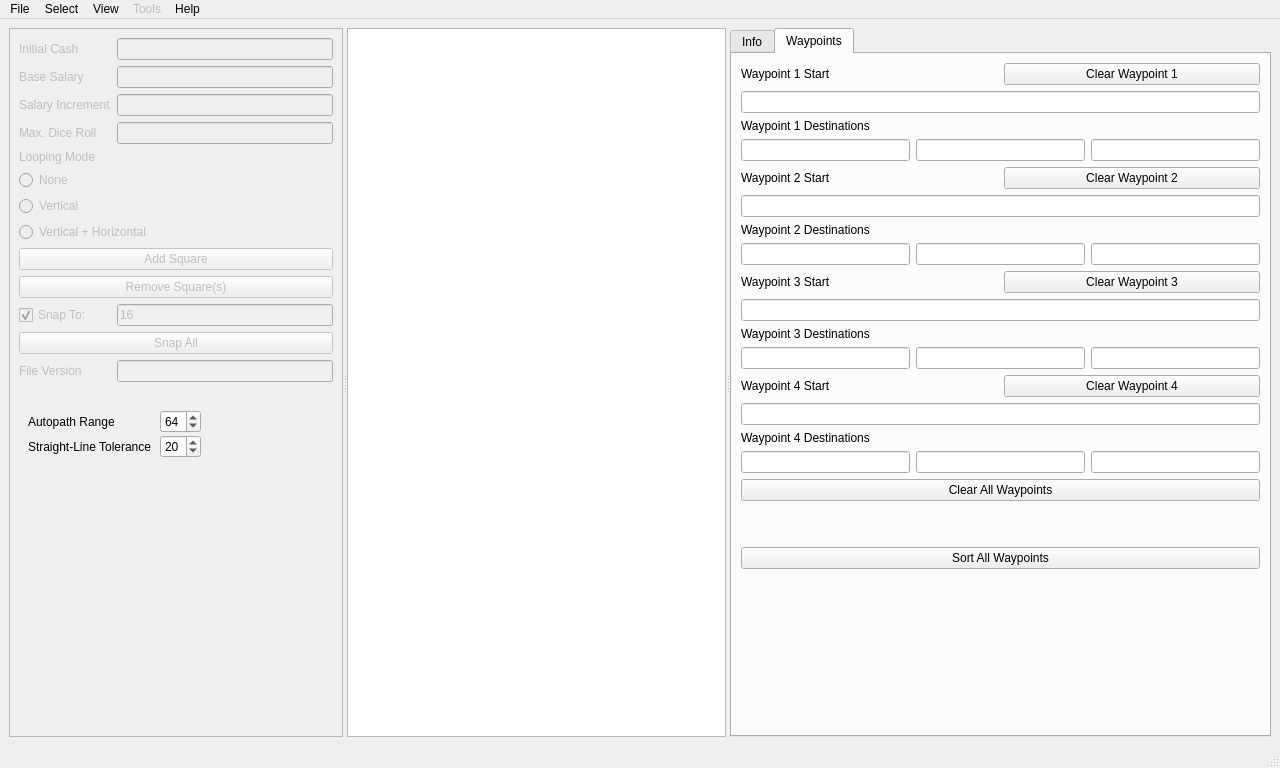
Old version of the form mainwindow.ui in the repository FortuneStreetModding/fortune-avenue-qt.
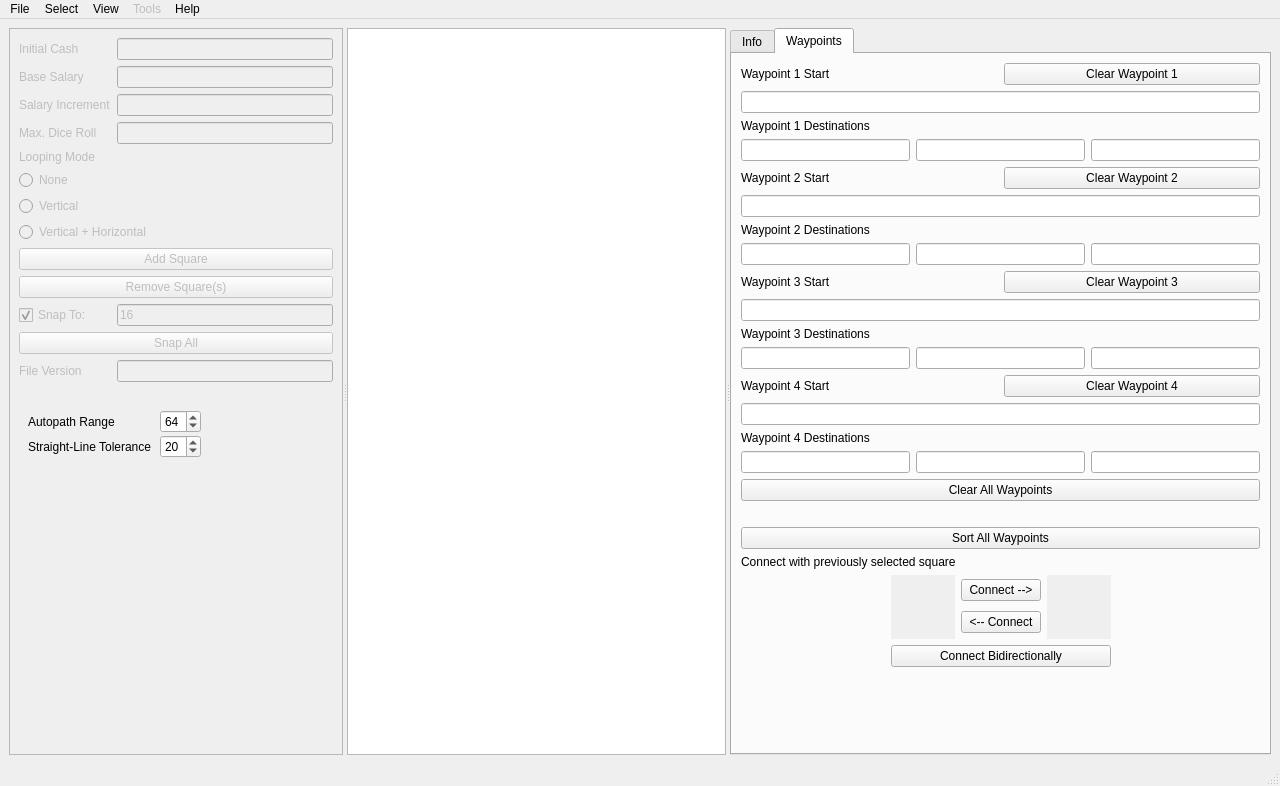
New version of the form. The open tabs and pages were chosen to show the change. Icons and pictures are not drawn.

Commit message: Add connect squares buttons

```diff
--- a/mainwindow.ui
+++ b/mainwindow.ui
@@ -7,7 +7,7 @@
     <x>0</x>
     <y>0</y>
     <width>1280</width>
-    <height>768</height>
+    <height>786</height>
    </rect>
   </property>
   <property name="windowTitle">
@@ -1089,13 +1089,6 @@
            </property>
           </widget>
          </item>
-         <item>
-          <widget class="QLabel" name="label_29">
-           <property name="text">
-            <string/>
-           </property>
-          </widget>
-         </item>
          <item>
           <widget class="QPushButton" name="sortAllWaypoints">
            <property name="text">
@@ -1103,6 +1096,143 @@
            </property>
           </widget>
          </item>
+         <item>
+          <widget class="QLabel" name="label_3">
+           <property name="text">
+            <string>Connect with previously selected square</string>
+           </property>
+          </widget>
+         </item>
+         <item>
+          <layout class="QGridLayout" name="connectSquares" rowstretch="0,0,0" columnstretch="0,0,0,0,0">
+           <item row="1" column="2">
+            <layout class="QHBoxLayout" name="horizontalLayout_12">
+             <item>
+              <layout class="QVBoxLayout" name="verticalLayout_2">
+               <property name="leftMargin">
+                <number>0</number>
+               </property>
+               <item>
+                <widget class="QPushButton" name="connectSquareItem1_2">
+                 <property name="sizePolicy">
+                  <sizepolicy hsizetype="Maximum" vsizetype="Fixed">
+                   <horstretch>0</horstretch>
+                   <verstretch>0</verstretch>
+                  </sizepolicy>
+                 </property>
+                 <property name="text">
+                  <string>Connect --&gt;</string>
+                 </property>
+                </widget>
+               </item>
+               <item>
+                <widget class="QPushButton" name="connectSquareItem2_1">
+                 <property name="sizePolicy">
+                  <sizepolicy hsizetype="Maximum" vsizetype="Fixed">
+                   <horstretch>0</horstretch>
+                   <verstretch>0</verstretch>
+                  </sizepolicy>
+                 </property>
+                 <property name="text">
+                  <string>&lt;-- Connect</string>
+                 </property>
+                </widget>
+               </item>
+              </layout>
+             </item>
+            </layout>
+           </item>
+           <item row="2" column="1" colspan="3">
+            <widget class="QPushButton" name="connectSquareItemBi">
+             <property name="sizePolicy">
+              <sizepolicy hsizetype="Minimum" vsizetype="Fixed">
+               <horstretch>0</horstretch>
+               <verstretch>0</verstretch>
+              </sizepolicy>
+             </property>
+             <property name="baseSize">
+              <size>
+               <width>0</width>
+               <height>0</height>
+              </size>
+             </property>
+             <property name="text">
+              <string>Connect Bidirectionally</string>
+             </property>
+            </widget>
+           </item>
+           <item row="1" column="1">
+            <widget class="QGraphicsView" name="squareItemView1">
+             <property name="enabled">
+              <bool>false</bool>
+             </property>
+             <property name="maximumSize">
+              <size>
+               <width>64</width>
+               <height>64</height>
+              </size>
+             </property>
+             <property name="frameShape">
+              <enum>QFrame::NoFrame</enum>
+             </property>
+             <property name="verticalScrollBarPolicy">
+              <enum>Qt::ScrollBarAlwaysOff</enum>
+             </property>
+             <property name="horizontalScrollBarPolicy">
+              <enum>Qt::ScrollBarAlwaysOff</enum>
+             </property>
+            </widget>
+           </item>
+           <item row="1" column="3">
+            <widget class="QGraphicsView" name="squareItemView2">
+             <property name="enabled">
+              <bool>false</bool>
+             </property>
+             <property name="maximumSize">
+              <size>
+               <width>64</width>
+               <height>64</height>
+              </size>
+             </property>
+             <property name="frameShape">
+              <enum>QFrame::NoFrame</enum>
+             </property>
+             <property name="verticalScrollBarPolicy">
+              <enum>Qt::ScrollBarAlwaysOff</enum>
+             </property>
+             <property name="horizontalScrollBarPolicy">
+              <enum>Qt::ScrollBarAlwaysOff</enum>
+             </property>
+            </widget>
+           </item>
+           <item row="1" column="0" rowspan="2">
+            <spacer name="horizontalSpacer_2">
+             <property name="orientation">
+              <enum>Qt::Horizontal</enum>
+             </property>
+             <property name="sizeHint" stdset="0">
+              <size>
+               <width>40</width>
+               <height>20</height>
+              </size>
+             </property>
+            </spacer>
+           </item>
+           <item row="1" column="4" rowspan="2">
+            <spacer name="horizontalSpacer_3">
+             <property name="orientation">
+              <enum>Qt::Horizontal</enum>
+             </property>
+             <property name="sizeHint" stdset="0">
+              <size>
+               <width>40</width>
+               <height>20</height>
+              </size>
+             </property>
+            </spacer>
+           </item>
+          </layout>
+         </item>
          <item>
           <spacer name="verticalSpacer_3">
            <property name="orientation">
```
Left out of the diff: 4 changed lines with no effect on the pictures. The commit also changes 3 other files.
